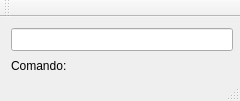
This is DesktopClient/mainwindow.ui in oides/AutonomousRaspRobot as Qt 5 draws it before an edit. The edited form follows.
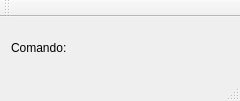
This is the edited form.

What changed in the file:
```diff
--- a/DesktopClient/mainwindow.ui
+++ b/DesktopClient/mainwindow.ui
@@ -36,28 +36,6 @@
   </property>
   <widget class="QWidget" name="centralWidget">
    <layout class="QVBoxLayout" name="verticalLayout">
-    <item>
-     <widget class="QLineEdit" name="controlInput">
-      <property name="sizePolicy">
-       <sizepolicy hsizetype="Fixed" vsizetype="Fixed">
-        <horstretch>0</horstretch>
-        <verstretch>0</verstretch>
-       </sizepolicy>
-      </property>
-      <property name="minimumSize">
-       <size>
-        <width>222</width>
-        <height>23</height>
-       </size>
-      </property>
-      <property name="maximumSize">
-       <size>
-        <width>222</width>
-        <height>23</height>
-       </size>
-      </property>
-     </widget>
-    </item>
     <item>
      <widget class="QLabel" name="commandLabel">
       <property name="sizePolicy">
```
